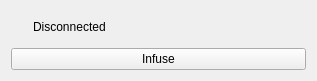
First picture: the form in WidgetPumpCtrl.ui, repository AGuilbault/Microcal, before the edit.
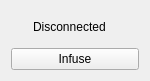
Second picture: the form after the edit.

Patch:
```diff
--- a/WidgetPumpCtrl.ui
+++ b/WidgetPumpCtrl.ui
@@ -6,7 +6,7 @@
    <rect>
     <x>0</x>
     <y>0</y>
-    <width>317</width>
+    <width>150</width>
     <height>80</height>
    </rect>
   </property>
@@ -16,6 +16,12 @@
     <verstretch>0</verstretch>
    </sizepolicy>
   </property>
+  <property name="minimumSize">
+   <size>
+    <width>150</width>
+    <height>0</height>
+   </size>
+  </property>
   <property name="maximumSize">
    <size>
     <width>16777215</width>
```
